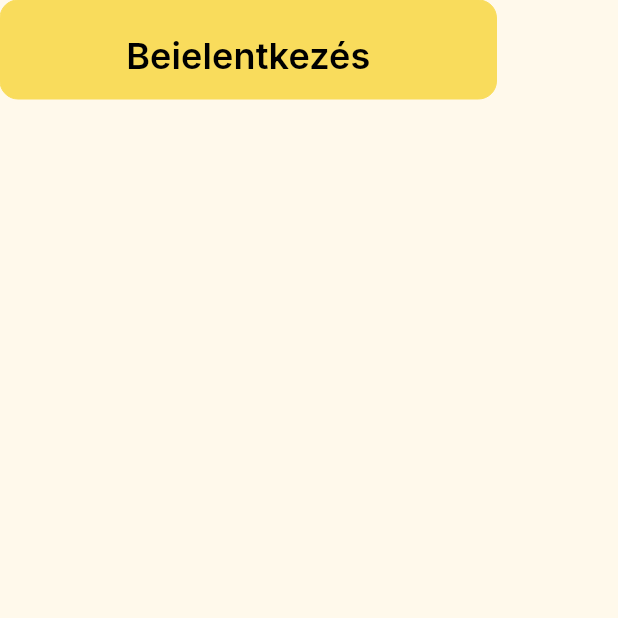
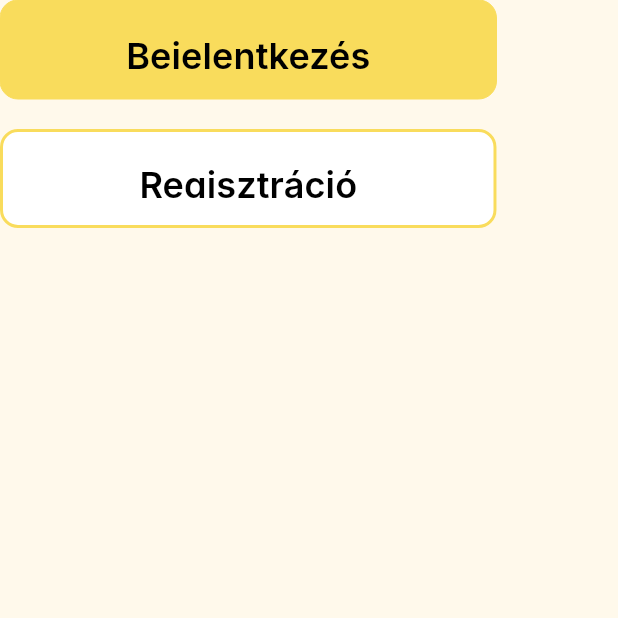
Before and after one commit to T0liver/recout, a Flutter app: the screen it shows after launch, on a phone screen of 412 x 824 dp, the top half of it. Run offline on Flutter 3.47's test engine with Material 3 defaults, Android fonts, the phone set to English and light mode, and no system bars.

Commit message:
New button Testing a new variant of button with the register button

```diff
--- a/lib/main.dart
+++ b/lib/main.dart
@@ -18,8 +18,16 @@ class RecOut extends StatelessWidget {
         colorScheme: ColorScheme.fromSeed(seedColor: Colors.yellow),
       ),
       home: Scaffold(
-        body: Button(text: "Bejelentkezés", onPressed: () {},
-        ),
+        body: Column(
+          children: [
+            Button(text: "Bejelentkezés", onPressed: () {},),
+            SizedBox(height: 20,),
+            Button(text: "Regisztráció", onPressed: () {},
+              bgColor: Colors.white,
+              border: BorderSide(color: const Color(0xFFF9DC5C), width: 2),
+            )
+          ]
+        )
       ),
     );
   }
```
